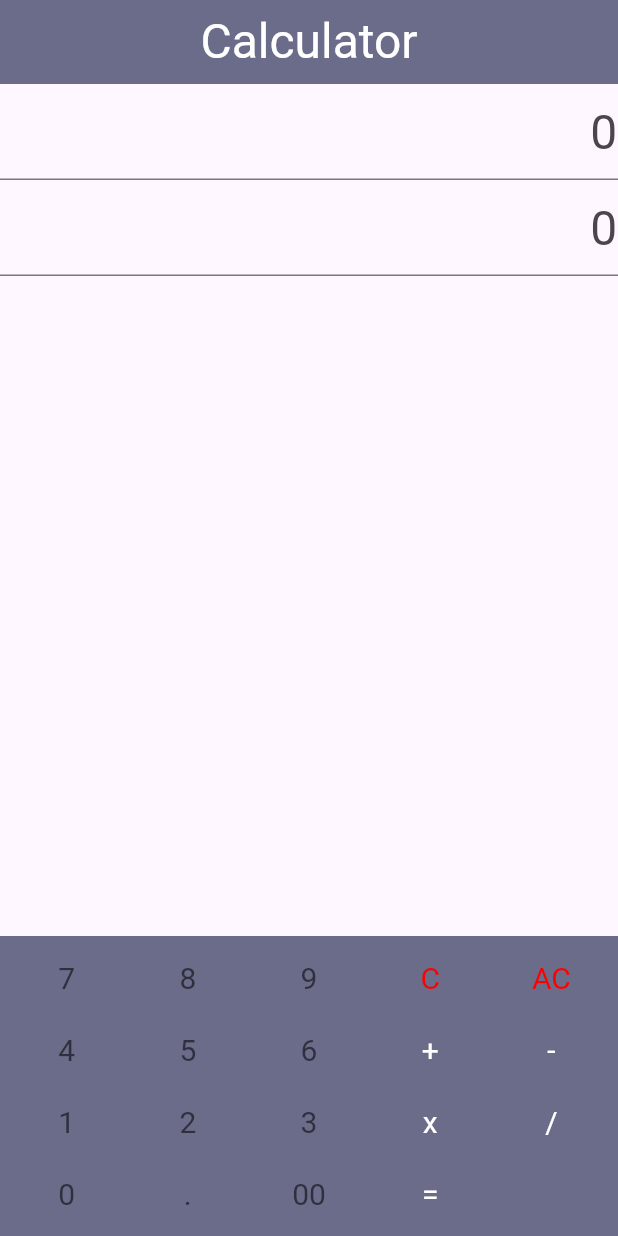
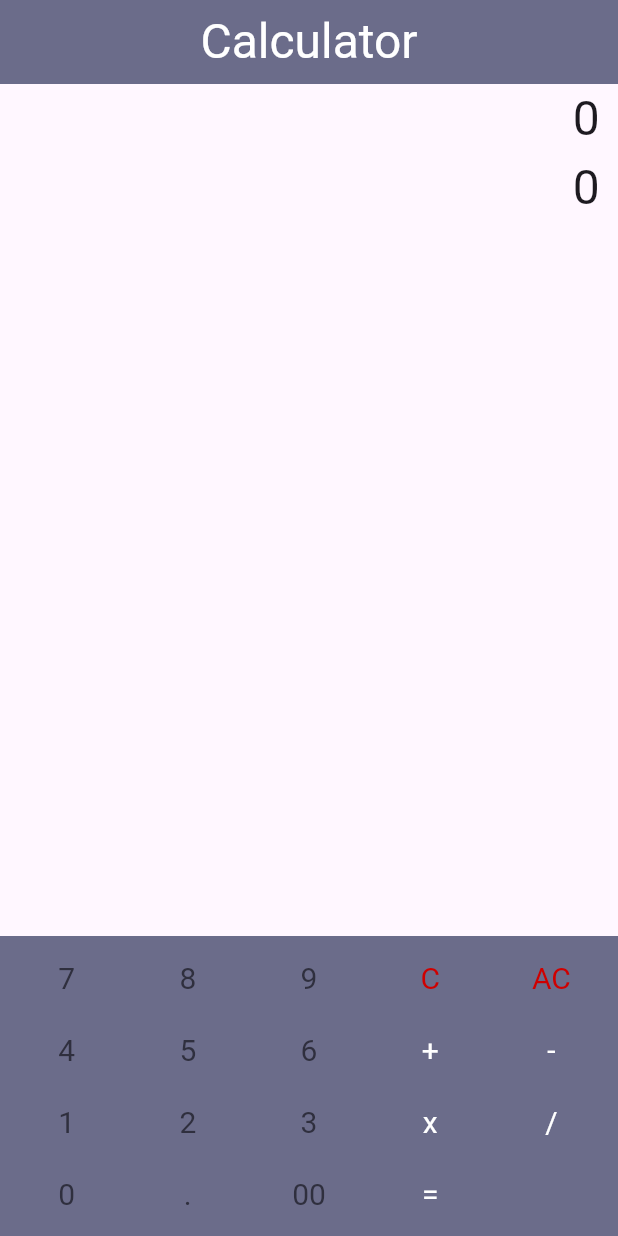
Before and after one commit to Ocyn/Mobile-Pool, a Flutter app: the screen it shows after launch, on a phone screen of 412 x 824 dp. Run offline on Flutter 3.47's test engine with Material 3 defaults, Android fonts, the phone set to English and light mode, and no system bars.

Commit message:
Modification des couleurs et amélioration de l'affichage des champs d'entrée et de sortie dans main.dart

```diff
--- a/mobileModule00/ex02/lib/main.dart
+++ b/mobileModule00/ex02/lib/main.dart
@@ -90,26 +90,24 @@ class MainContainer extends StatelessWidget {
 
   static const digitColor = Color.fromARGB(255, 47, 47, 62);
   static const operatorColor = Color.fromARGB(255, 255, 255, 255);
-  static const clearColor = Color.fromARGB(255, 255, 0, 0);
+  static const clearColor = Color.fromARGB(255, 207, 0, 0);
+  static const output = '0';
+  static const input = '0';
 
   @override
   Widget build(BuildContext context) {
     return Column(
-      // mainAxisAlignment: MainAxisAlignment.center,
+      // mainAxisAlignment: MainAxisAlignment.end,
       children: <Widget>[
-        const TextField(
-          // Input field
-          readOnly: true,
-          textAlign: TextAlign.right,
-          style: TextStyle(fontSize: 32),
-          decoration: InputDecoration(hintText: '0'),
+        Container(
+          alignment: Alignment.centerRight,
+          padding: const EdgeInsets.only(right: 12),
+          child: const Text(input, style: TextStyle(fontSize: 32)),
         ),
-        const TextField(
-          // Output field
-          readOnly: true,
-          textAlign: TextAlign.right,
-          style: TextStyle(fontSize: 32),
-          decoration: InputDecoration(hintText: '0'),
+        Container(
+          alignment: Alignment.centerRight,
+          padding: const EdgeInsets.only(right: 12),
+          child: const Text(output, style: TextStyle(fontSize: 32)),
         ),
         Expanded(child: Container()),
         Container(
```
